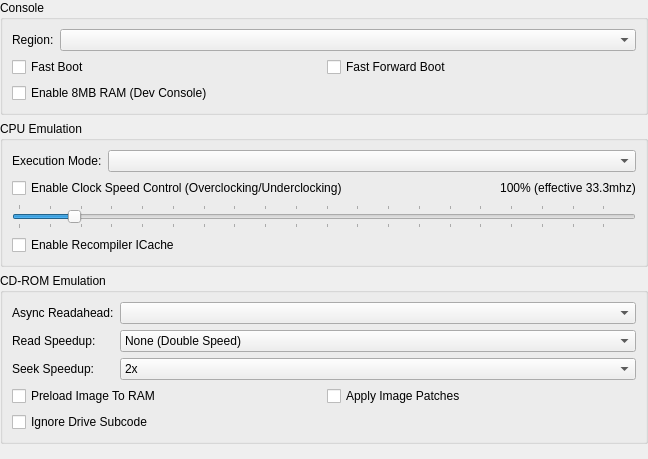
Qt form src/duckstation-qt/consolesettingswidget.ui (kofxi3584karlayang/duckstation) before a commit.
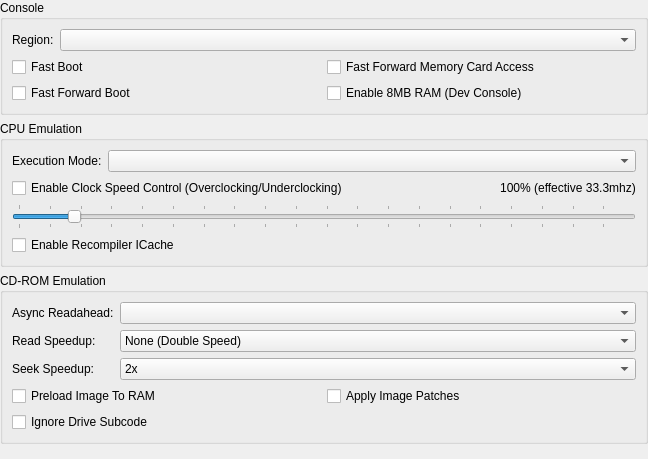
The same form after that commit.

Commit message:
System: Add 'Fast Forward Memory Card Access' option
Does what it says on the tin.

```diff
--- a/src/duckstation-qt/consolesettingswidget.ui
+++ b/src/duckstation-qt/consolesettingswidget.ui
@@ -48,14 +48,21 @@
           </property>
          </widget>
         </item>
-        <item row="0" column="1">
+        <item row="1" column="0">
          <widget class="QCheckBox" name="fastForwardBoot">
           <property name="text">
            <string>Fast Forward Boot</string>
           </property>
          </widget>
         </item>
-        <item row="1" column="0">
+        <item row="0" column="1">
+         <widget class="QCheckBox" name="fastForwardMemoryCardAccess">
+          <property name="text">
+           <string>Fast Forward Memory Card Access</string>
+          </property>
+         </widget>
+        </item>
+        <item row="1" column="1">
          <widget class="QCheckBox" name="enable8MBRAM">
           <property name="text">
            <string>Enable 8MB RAM (Dev Console)</string>
```
The commit also changes 7 other files.
